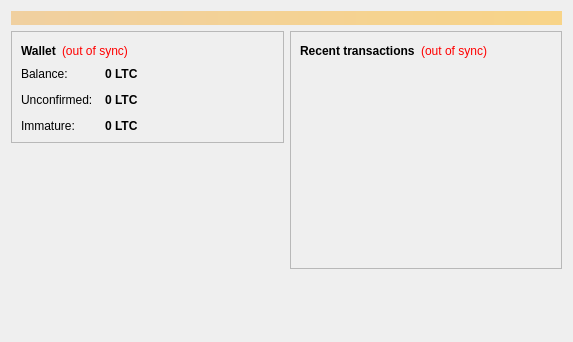
Before: the Qt Designer form src/qt/forms/overviewpage.ui in hscoin/hashcoin, drawn with Qt 5.
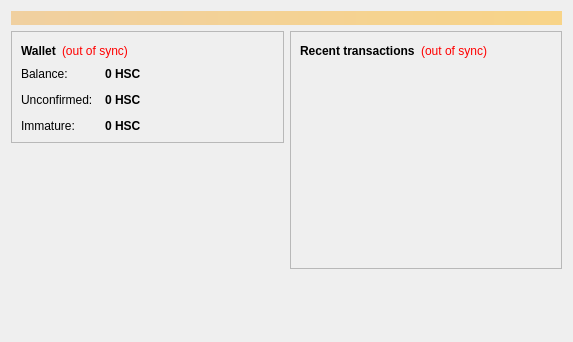
After: the same form once the commit is applied.

What changed in the file:
```diff
--- a/src/qt/forms/overviewpage.ui
+++ b/src/qt/forms/overviewpage.ui
@@ -122,7 +122,7 @@
                <string>Your current balance</string>
               </property>
               <property name="text">
-               <string notr="true">0 LTC</string>
+               <string notr="true">0 HSC</string>
               </property>
               <property name="textInteractionFlags">
                <set>Qt::LinksAccessibleByMouse|Qt::TextSelectableByKeyboard|Qt::TextSelectableByMouse</set>
@@ -151,7 +151,7 @@
                <string>Total of transactions that have yet to be confirmed, and do not yet count toward the current balance</string>
               </property>
               <property name="text">
-               <string notr="true">0 LTC</string>
+               <string notr="true">0 HSC</string>
               </property>
               <property name="textInteractionFlags">
                <set>Qt::LinksAccessibleByMouse|Qt::TextSelectableByKeyboard|Qt::TextSelectableByMouse</set>
@@ -177,7 +177,7 @@
                <string>Mined balance that has not yet matured</string>
               </property>
               <property name="text">
-               <string notr="true">0 LTC</string>
+               <string notr="true">0 HSC</string>
               </property>
               <property name="textInteractionFlags">
                <set>Qt::LinksAccessibleByMouse|Qt::TextSelectableByKeyboard|Qt::TextSelectableByMouse</set>
```
